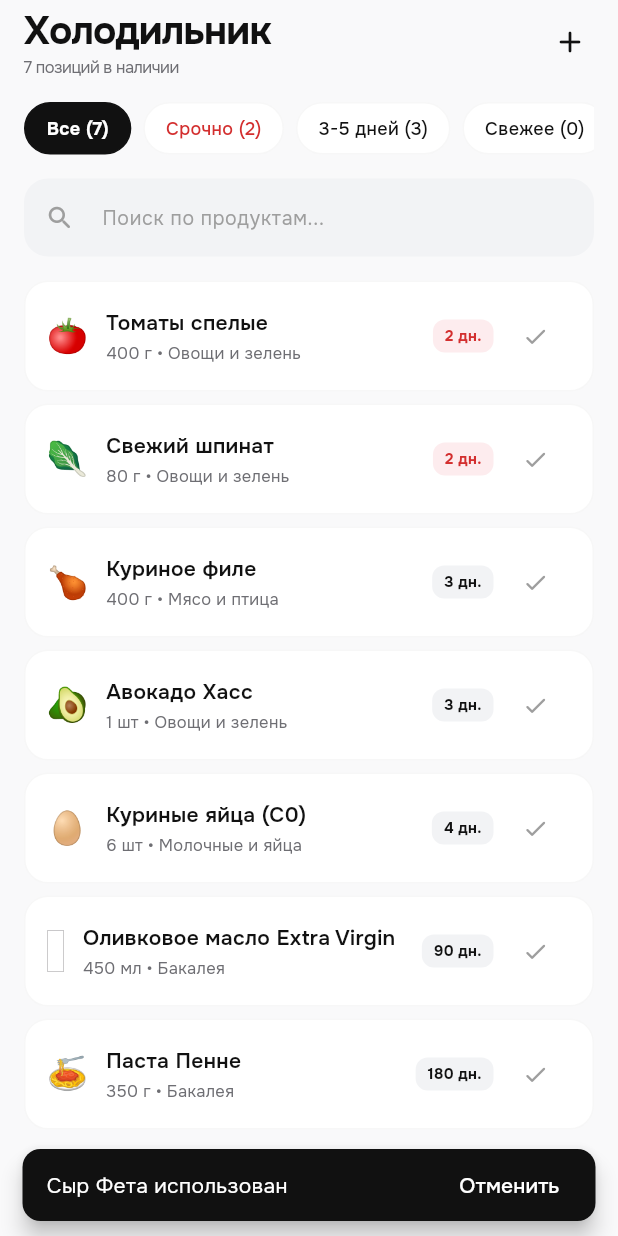
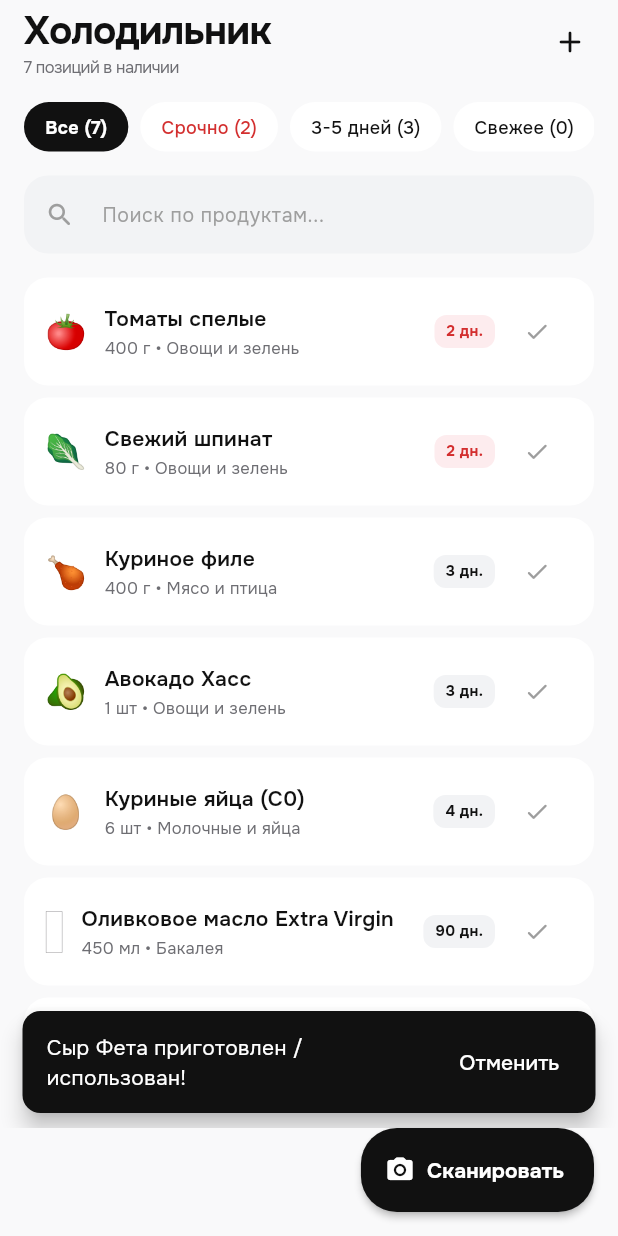
Before and after one commit to degtyarikup-ui/sprout-food-app, a Flutter app: the FridgeScreen screen opened directly, after a tap on the "check" icon, on a phone screen of 412 x 824 dp. Run offline on Flutter 3.47's test engine with Material 3 defaults, Android fonts, the phone set to English and light mode, and no system bars; our stand-ins replace flutter_riverpod, google_fonts, image_picker, shared_preferences; accounts and stored records are empty.

Commit message:
feat: add pinned floating scanner button to fridge screen, zero borders design

```diff
--- a/lib/features/fridge/screens/fridge_screen.dart
+++ b/lib/features/fridge/screens/fridge_screen.dart
@@ -3,6 +3,7 @@ import 'package:flutter/services.dart';
 import 'package:flutter_riverpod/flutter_riverpod.dart';
 import '../../../core/theme/app_colors.dart';
 import '../../../core/theme/app_typography.dart';
+import '../../ai_scanner/screens/ai_magic_scan_screen.dart';
 import '../models/freshness_category.dart';
 import '../models/product_item.dart';
 import '../providers/fridge_provider.dart';
@@ -58,6 +59,7 @@ class _FridgeScreenState extends ConsumerState<FridgeScreen> {
         actions: [
           IconButton(
             icon: const Icon(Icons.add_rounded, size: 24),
+            tooltip: 'Добавить вручную',
             onPressed: () {
               HapticFeedback.lightImpact();
               showModalBottomSheet(
@@ -71,9 +73,24 @@ class _FridgeScreenState extends ConsumerState<FridgeScreen> {
           const SizedBox(width: 8),
         ],
       ),
+      floatingActionButton: FloatingActionButton.extended(
+        onPressed: () {
+          HapticFeedback.mediumImpact();
+          Navigator.push(
+            context,
+            MaterialPageRoute(builder: (context) => const AiMagicScanScreen()),
+          );
+        },
+        backgroundColor: AppColors.primary,
+        foregroundColor: AppColors.primaryForeground,
+        elevation: 2,
+        shape: RoundedRectangleBorder(borderRadius: BorderRadius.circular(24)),
+        icon: const Icon(Icons.camera_alt_rounded, size: 20),
+        label: const Text('Сканировать', style: TextStyle(fontWeight: FontWeight.w700)),
+      ),
       body: CustomScrollView(
         slivers: [
-          // Filter Chips (Clean monochromatic pills)
+          // Filter Chips (Clean monochromatic pills with zero borders)
           SliverToBoxAdapter(
             child: Padding(
               padding: const EdgeInsets.fromLTRB(16, 12, 16, 8),
@@ -143,13 +160,13 @@ class _FridgeScreenState extends ConsumerState<FridgeScreen> {
                         const SizedBox(height: 12),
                         Text('Холодильник пуст', style: AppTypography.titleMedium),
                         const SizedBox(height: 4),
-                        Text('Отсканируйте чек или добавьте продукт вручную', style: AppTypography.bodySmall),
+                        Text('Отсканируйте продукты или добавьте вручную', style: AppTypography.bodySmall),
                       ],
                     ),
                   ),
                 )
               : SliverPadding(
-                  padding: const EdgeInsets.fromLTRB(16, 8, 16, 80),
+                  padding: const EdgeInsets.fromLTRB(16, 8, 16, 88),
                   sliver: SliverList(
                     delegate: SliverChildBuilderDelegate(
                       (context, index) {
@@ -181,7 +198,7 @@ class _FridgeScreenState extends ConsumerState<FridgeScreen> {
         decoration: BoxDecoration(
           color: isSelected ? AppColors.primary : AppColors.surface,
           borderRadius: BorderRadius.circular(20),
-          border: Border.all(color: isSelected ? AppColors.primary : AppColors.cardBorder),
+          // Zero borders as per design system rule
         ),
         child: Text(
           label,
@@ -253,7 +270,7 @@ class _FridgeScreenState extends ConsumerState<FridgeScreen> {
         decoration: BoxDecoration(
           color: AppColors.surface,
           borderRadius: BorderRadius.circular(16),
-          border: Border.all(color: AppColors.cardBorder),
+          // Zero borders as per design system rule
         ),
         child: Row(
           children: [
@@ -302,8 +319,8 @@ class _FridgeScreenState extends ConsumerState<FridgeScreen> {
                 ScaffoldMessenger.of(context).hideCurrentSnackBar();
                 ScaffoldMessenger.of(context).showSnackBar(
                   SnackBar(
-                    content: Text('${item.name} использован'),
-                    duration: const Duration(seconds: 5),
+                    content: Text('${item.name} приготовлен / использован!'),
+                    duration: const Duration(seconds: 4),
                     behavior: SnackBarBehavior.floating,
                     backgroundColor: AppColors.primary,
                     shape: RoundedRectangleBorder(borderRadius: BorderRadius.circular(12)),
```
